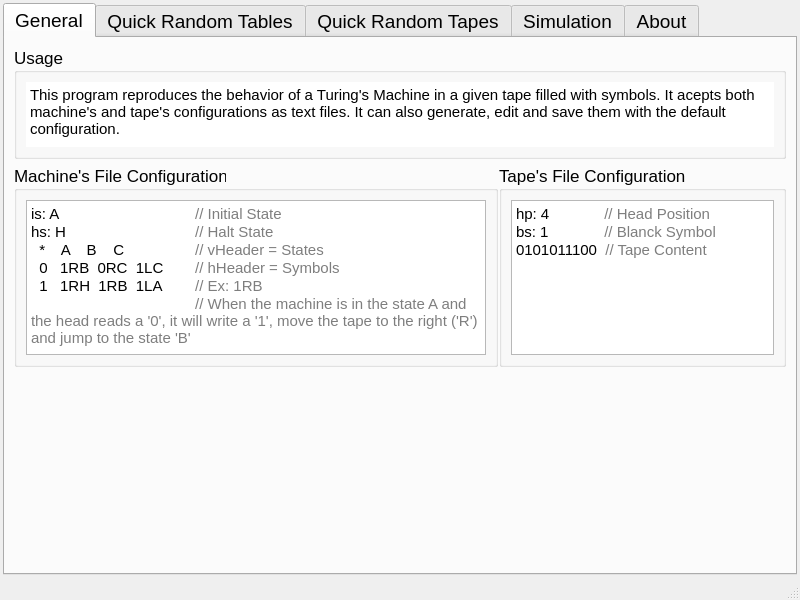
Above: Qt/TuringsMachineSimulator/settings.ui from fabioalves98/TuringsMachineGenerator before the change. Below: the same form after it.
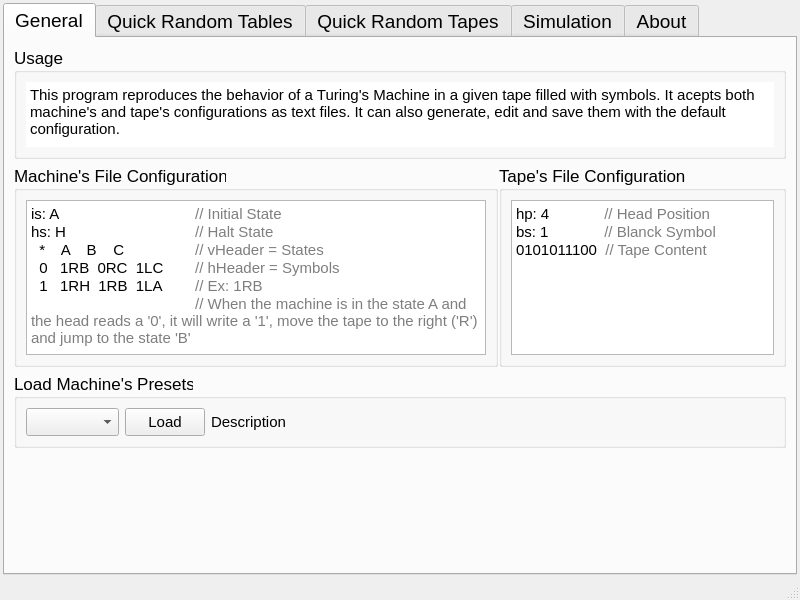
That is the form after the change.

Commit message: Adding machine presets to the settings

The edit to the form file:
```diff
--- a/Qt/TuringsMachineSimulator/settings.ui
+++ b/Qt/TuringsMachineSimulator/settings.ui
@@ -190,6 +190,66 @@
           </widget>
          </widget>
         </item>
+        <item>
+         <widget class="QGroupBox" name="groupBox">
+          <property name="font">
+           <font>
+            <pointsize>13</pointsize>
+           </font>
+          </property>
+          <property name="title">
+           <string>Load Machine's Presets</string>
+          </property>
+          <layout class="QHBoxLayout" name="horizontalLayout_11">
+           <item>
+            <widget class="QComboBox" name="presetsCBox"/>
+           </item>
+           <item>
+            <widget class="QPushButton" name="loadPresetBt">
+             <property name="sizePolicy">
+              <sizepolicy hsizetype="Minimum" vsizetype="Preferred">
+               <horstretch>0</horstretch>
+               <verstretch>0</verstretch>
+              </sizepolicy>
+             </property>
+             <property name="font">
+              <font>
+               <pointsize>11</pointsize>
+              </font>
+             </property>
+             <property name="text">
+              <string>Load</string>
+             </property>
+            </widget>
+           </item>
+           <item>
+            <widget class="QLabel" name="label">
+             <property name="font">
+              <font>
+               <pointsize>11</pointsize>
+              </font>
+             </property>
+             <property name="text">
+              <string>Description</string>
+             </property>
+            </widget>
+           </item>
+           <item>
+            <spacer name="zSpacer_10">
+             <property name="orientation">
+              <enum>Qt::Horizontal</enum>
+             </property>
+             <property name="sizeHint" stdset="0">
+              <size>
+               <width>491</width>
+               <height>20</height>
+              </size>
+             </property>
+            </spacer>
+           </item>
+          </layout>
+         </widget>
+        </item>
         <item>
          <spacer name="verticalSpacer">
           <property name="orientation">
```
The commit also changes 24 other files.
